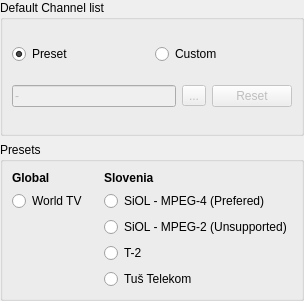
First picture: the form in src/ui/SelectPlaylist.ui, repository ntadej/tano, before the edit.
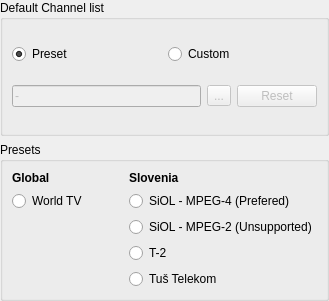
Second picture: the form after the edit. Icons and pictures are not drawn.

Patch:
```diff
--- a/src/ui/SelectPlaylist.ui
+++ b/src/ui/SelectPlaylist.ui
@@ -6,7 +6,7 @@
    <rect>
     <x>0</x>
     <y>0</y>
-    <width>304</width>
+    <width>329</width>
     <height>301</height>
    </rect>
   </property>
```
Left out of the diff: 12 changed lines with no effect on the pictures.
